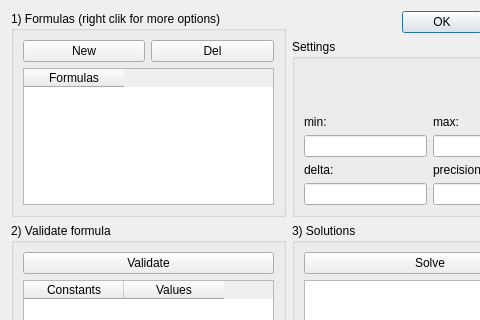
This is gui/formulas_gui.ui in joaodeus/mathgraphica as Qt 5 draws it before an edit; both pictures show x 0 to 480 and y 0 to 320 of the 579 by 441 pixel window. The edited form follows.
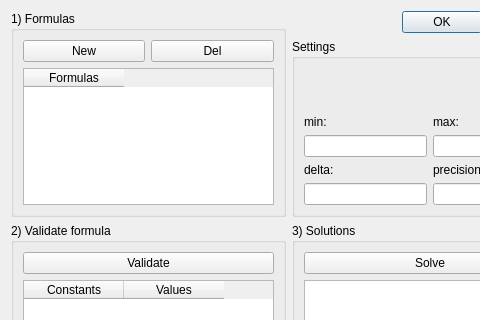
This is the edited form. Icons and pictures are not drawn.

Commit message: more developmento of formulas

```diff
--- a/gui/formulas_gui.ui
+++ b/gui/formulas_gui.ui
@@ -21,7 +21,7 @@
    <item row="0" column="0" rowspan="2">
     <widget class="QGroupBox" name="groupBox_4">
      <property name="title">
-      <string>1) Formulas (right clik for more options)</string>
+      <string>1) Formulas</string>
      </property>
      <layout class="QGridLayout" name="gridLayout_4">
       <item row="0" column="0">
```
Left out of the diff: 4 changed lines with no effect on the pictures. The commit also changes 12 other files.
